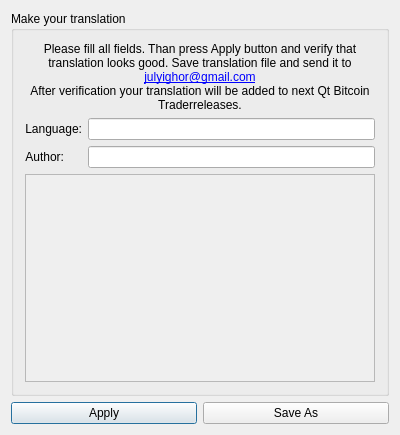
Qt form src/translationdialog.ui (jorisd/QtBitcoinTrader) before a commit.
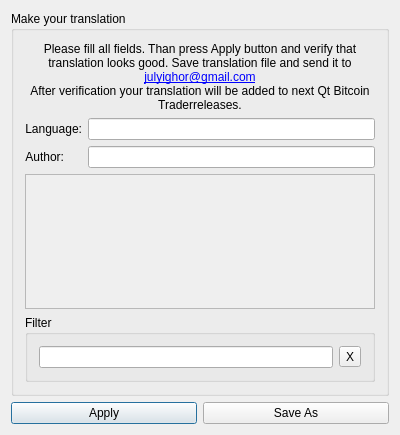
The same form after that commit.

```diff
--- a/src/translationdialog.ui
+++ b/src/translationdialog.ui
@@ -40,7 +40,7 @@
            <x>0</x>
            <y>0</y>
            <width>360</width>
-           <height>243</height>
+           <height>184</height>
           </rect>
          </property>
         </widget>
@@ -107,6 +107,28 @@
         </property>
        </widget>
       </item>
+      <item row="4" column="0" colspan="3">
+       <widget class="QGroupBox" name="searchGroupBox">
+        <property name="accessibleName">
+         <string>LANG_FILTER</string>
+        </property>
+        <property name="title">
+         <string>Filter</string>
+        </property>
+        <layout class="QGridLayout" name="gridLayout_3">
+         <item row="0" column="0">
+          <widget class="QLineEdit" name="searchLineEdit"/>
+         </item>
+         <item row="0" column="1">
+          <widget class="QToolButton" name="buttonClearSearch">
+           <property name="text">
+            <string>X</string>
+           </property>
+          </widget>
+         </item>
+        </layout>
+       </widget>
+      </item>
      </layout>
     </widget>
    </item>
```
Left out of the diff: 39 changed lines with no effect on the pictures.
